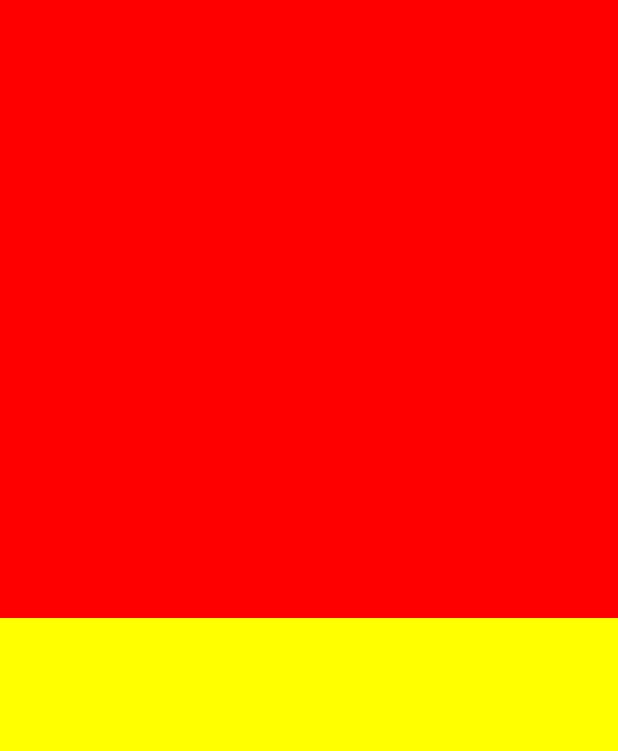
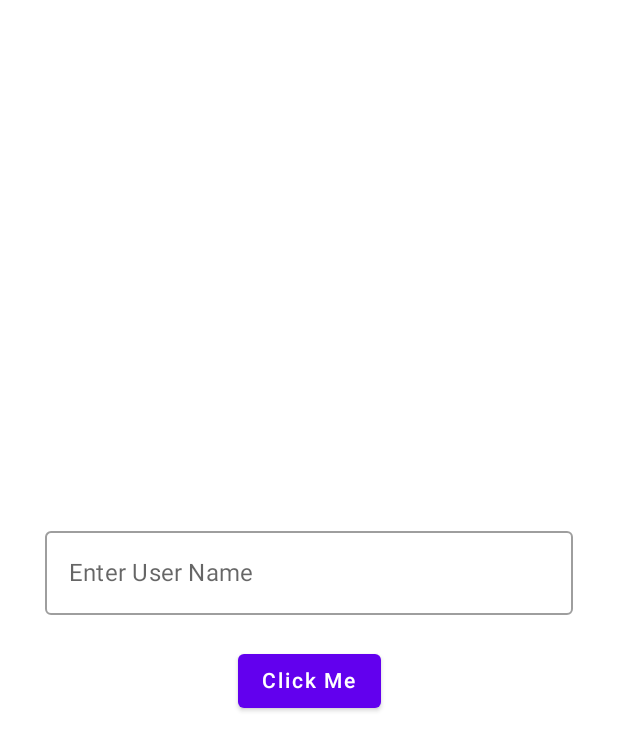
Before and after one commit to asgharhosseini/LearingCompose, an Android app built with Jetpack Compose: the screen it shows after launch (MainActivity), on a phone screen of 412 x 824 dp. Shown: the top 751 px of the screen. Run offline under Robolectric (Android 15) with nearby library versions, the phone set to English and light mode, and no system bars.

Commit message:
add tetField,button,show snackbar

```diff
--- a/app/src/main/java/ir/ah/learingcompose/MainActivity.kt
+++ b/app/src/main/java/ir/ah/learingcompose/MainActivity.kt
@@ -18,6 +18,7 @@ import androidx.compose.ui.text.*
 import androidx.compose.ui.tooling.preview.Preview
 import androidx.compose.ui.unit.*
 import ir.ah.learingcompose.ui.theme.LearingComposeTheme
+import kotlinx.coroutines.*
 import java.lang.reflect.*
 import kotlin.random.*
 
@@ -25,23 +26,46 @@ class MainActivity : ComponentActivity() {
     override fun onCreate(savedInstanceState: Bundle?) {
         super.onCreate(savedInstanceState)
         setContent {
+            val scaffoldState = rememberScaffoldState()
+            var textFieldState by remember {
+                mutableStateOf("")
+            }
+            val scope= rememberCoroutineScope()
 
-            Column(Modifier.fillMaxSize()) {
-                val color = remember {
-                    mutableStateOf(Color.Yellow)
+            Scaffold(
+                modifier = Modifier.fillMaxSize(),
+                scaffoldState = scaffoldState
+            ) {
+                Column(
+                    horizontalAlignment = Alignment.CenterHorizontally,
+                    verticalArrangement = Arrangement.Center,
+                    modifier = Modifier
+                        .fillMaxSize()
+                        .padding(30.dp)
+                ) {
+                    OutlinedTextField(
+                        value = textFieldState,
+                        label = {
+                            Text(text = "Enter User Name")
+                        },
+                        onValueChange = {
+                            textFieldState = it
+                        },
+                        singleLine = true,
+                        modifier = Modifier.fillMaxWidth()
+                    )
+                    Spacer(modifier = Modifier.height(20.dp))
+                    Button(onClick = {
+                        scope.launch {
+                            scaffoldState.snackbarHostState.showSnackbar(" hello $textFieldState")
+
+                        }
+
+                    }){
+                        Text(text = "Click Me")
+                    }
                 }
-                ColorBox(modifier = Modifier
-                    .weight(1f)
-                    .fillMaxSize()){
-                    color.value=it
-                }
-                Box(modifier = Modifier
-                    .background(color.value)
-                    .weight(1f)
-                    .fillMaxSize()
-                    )
             }
-
 
 
         }
@@ -50,9 +74,9 @@ class MainActivity : ComponentActivity() {
 
 @Composable
 fun ColorBox(
-    modifier: Modifier=Modifier,
-    colorUpdate:(Color)->Unit
-){
+    modifier: Modifier = Modifier,
+    colorUpdate: (Color) -> Unit
+) {
     Box(
         modifier = modifier
             .background(Color.Red)
@@ -69,8 +93,6 @@ fun ColorBox(
             })
 
 }
-
-
 
 
 @Composable
```
Also changed, not shown: 1 other file.
